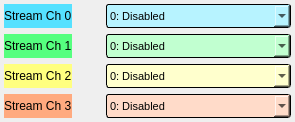
cristinasewell/ATCA_PyDM_Screens, file new_look/streams_info.ui: the form before one commit.
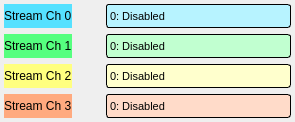
The form after the commit. Icons and pictures are not drawn. Custom widgets are drawn as their Qt base class.

Commit message: MNT: changed the arrow picture size

Diff of the .ui file:
```diff
--- a/new_look/streams_info.ui
+++ b/new_look/streams_info.ui
@@ -140,8 +140,25 @@
     border-radius: 3px;
     padding: 1px 18px 1px 3px;
     min-width: 6em;
+}
+QComboBox::drop-down 
+{
+    border: 0px; /* This seems to replace the whole arrow of the combo box */
+}
+
+/* Define a new custom arrow icon for the combo box */
+QComboBox::down-arrow {
+    image: url(../docs/_static/arrow.png);
+    width: 12px;
+    height: 12px;
 }</string>
      </property>
+     <property name="iconSize">
+      <size>
+       <width>12</width>
+       <height>12</height>
+      </size>
+     </property>
      <property name="channel" stdset="0">
       <string>ca://${DEVICE}:DAQMUX${MUX}_INPMUXSEL0</string>
      </property>
@@ -326,14 +343,24 @@
     padding: 1px 18px 1px 3px;
     min-width: 6em;
 }
+QComboBox::drop-down 
+{
+    border: 0px; /* This seems to replace the whole arrow of the combo box */
+}
+
+/* Define a new custom arrow icon for the combo box */
 QComboBox::down-arrow {
     image: url(../docs/_static/arrow.png);
-}
-QComboBox::down-arrow:on { /* shift the arrow when popup is open */
-    top: 1px;
-    left: 1px;
+    width: 12px;
+    height: 12px;
 }</string>
      </property>
+     <property name="iconSize">
+      <size>
+       <width>12</width>
+       <height>12</height>
+      </size>
+     </property>
      <property name="channel" stdset="0">
       <string>ca://${DEVICE}:DAQMUX${MUX}_INPMUXSEL1</string>
      </property>
@@ -518,12 +545,16 @@
     padding: 1px 18px 1px 3px;
     min-width: 6em;
 }
+QComboBox::drop-down 
+{
+    border: 0px; /* This seems to replace the whole arrow of the combo box */
+}
+
+/* Define a new custom arrow icon for the combo box */
 QComboBox::down-arrow {
     image: url(../docs/_static/arrow.png);
-}
-QComboBox::down-arrow:on { /* shift the arrow when popup is open */
-    top: 1px;
-    left: 1px;
+    width: 12px;
+    height: 12px;
 }</string>
      </property>
      <property name="channel" stdset="0">
@@ -710,12 +741,16 @@
     padding: 1px 18px 1px 3px;
     min-width: 6em;
 }
+QComboBox::drop-down 
+{
+    border: 0px; /* This seems to replace the whole arrow of the combo box */
+}
+
+/* Define a new custom arrow icon for the combo box */
 QComboBox::down-arrow {
     image: url(../docs/_static/arrow.png);
-}
-QComboBox::down-arrow:on { /* shift the arrow when popup is open */
-    top: 1px;
-    left: 1px;
+    width: 12px;
+    height: 12px;
 }</string>
      </property>
      <property name="channel" stdset="0">
```
The commit also changes 1 other file.
